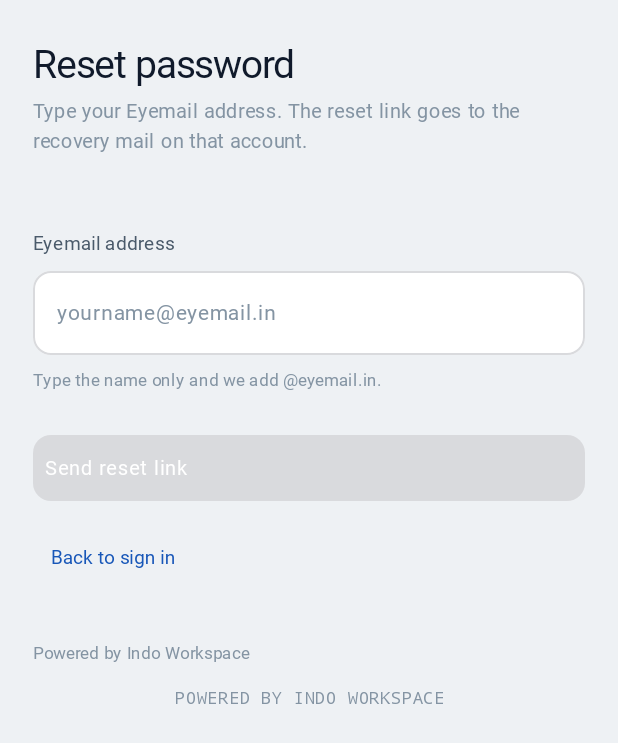
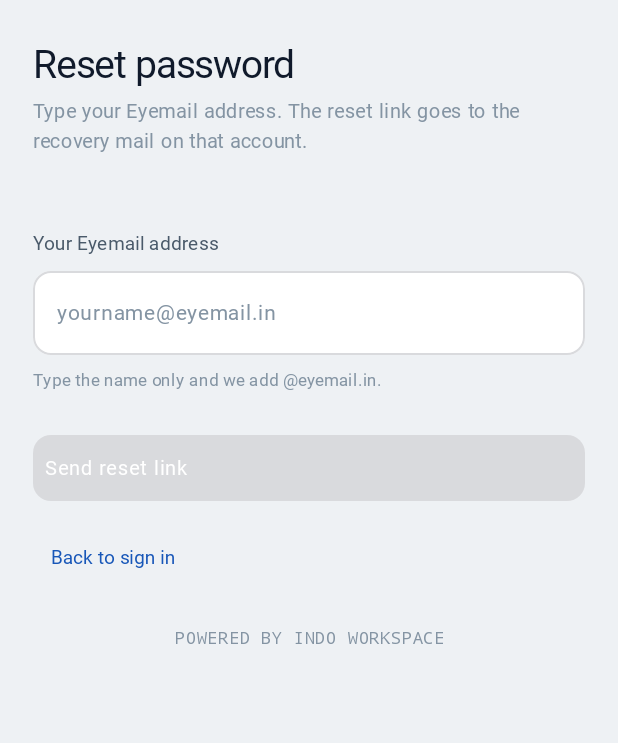
Before and after one commit to Sankalpteam/Eyemail, an Android app built with Jetpack Compose: the screen it shows after launch (MainActivity), after a tap on "Forgot password?", on a phone screen of 412 x 824 dp. Shown: the top 743 px of the screen. Run offline under Robolectric (Android 15) with nearby library versions, the phone set to English and light mode, and no system bars; Roboto replaces fonts that are not available here.

Commit message:
fix(native): colours, sizes, wording and font now match the web page

```diff
--- a/native/app/src/main/java/app/eyemail/authentication/forgot/ForgotPasswordScreen.kt
+++ b/native/app/src/main/java/app/eyemail/authentication/forgot/ForgotPasswordScreen.kt
@@ -62,7 +62,7 @@ fun ForgotPasswordScreen(
             Spacer(Modifier.height(24.dp))
 
             EyField(
-                label = "Eyemail address",
+                label = "Your Eyemail address",
                 value = state.email,
                 onValueChange = viewModel::onEmail,
                 placeholder = "yourname@eyemail.in",
@@ -95,9 +95,8 @@ fun ForgotPasswordScreen(
                 )
             }
 
-            Spacer(Modifier.height(28.dp))
-            Text("Powered by Indo Workspace", fontSize = 11.sp, color = Ey.Text3)
-            FooterCredit(Modifier.padding(top = 6.dp))
+            Spacer(Modifier.height(18.dp))
+            FooterCredit()
         }
     }
 }
```
